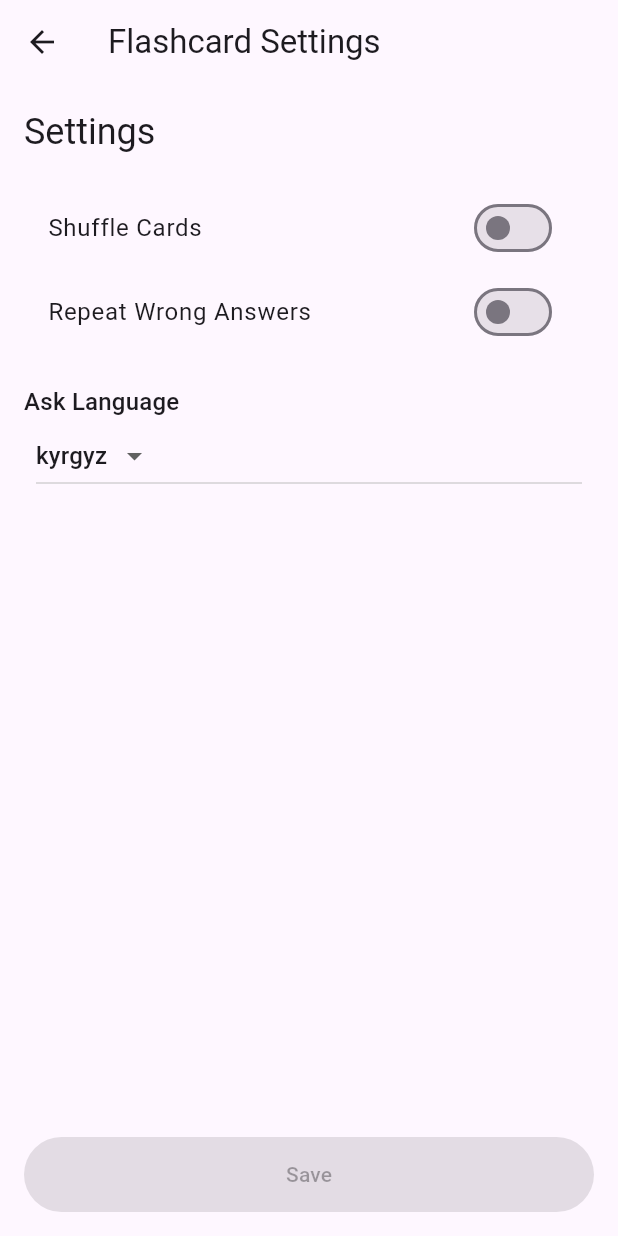
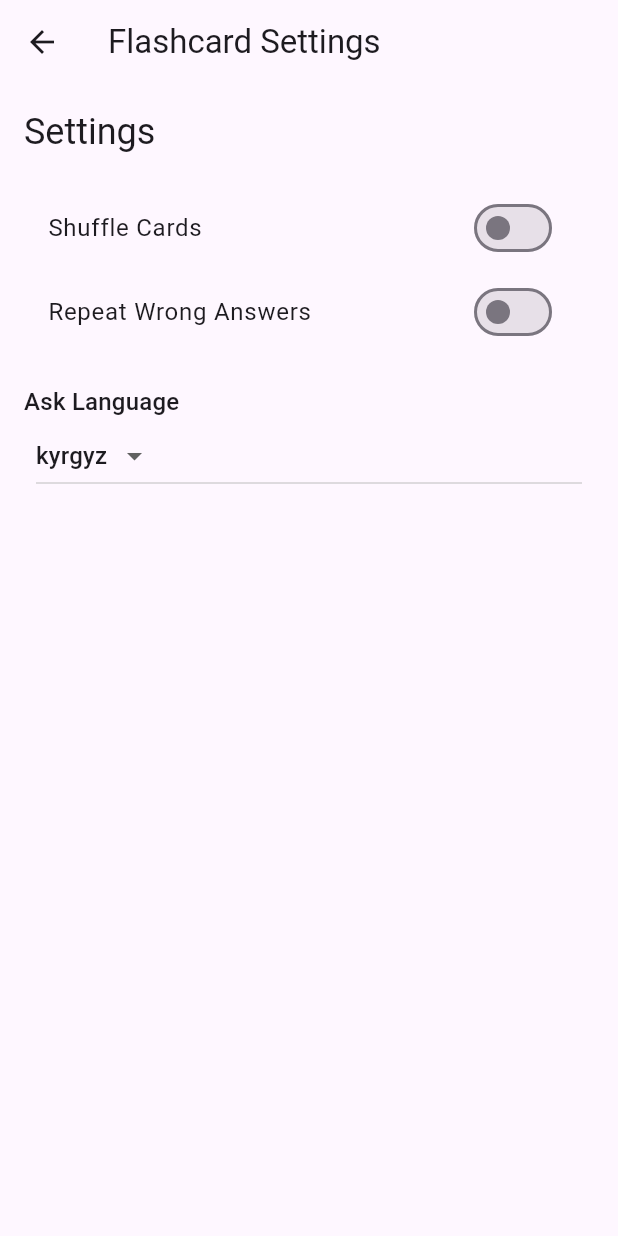
Before and after one commit to TimurKarev/lang_learn_mobile, a Flutter app: the screen it shows after launch, after a tap on the "settings" icon, on a phone screen of 412 x 824 dp. Run offline on Flutter 3.47's test engine with Material 3 defaults, Android fonts, the phone set to English and light mode, and no system bars; our stand-ins replace bloc, equatable, flutter_bloc, go_router; missing offline and left inert: dart_either.

Commit message:
refactor: restructure router configuration and settings management with ShellRoute

```diff
--- a/lib/core/router/routes.dart
+++ b/lib/core/router/routes.dart
@@ -1,21 +1,25 @@
 import 'package:flutter/material.dart';
+import 'package:flutter_bloc/flutter_bloc.dart';
 import 'package:go_router/go_router.dart';
+import 'package:lang_learn_mobile/core/bloc/model_handler/model_handler_bloc.dart';
 import 'package:lang_learn_mobile/features/memory_cards/domain/entities/flashcard_feedback.dart';
 import 'package:lang_learn_mobile/features/memory_cards/domain/entities/flashcards_settings.dart';
 import 'package:lang_learn_mobile/features/memory_cards/presentation/cards_dashboard/cards_dashboard_page.dart';
 import 'package:lang_learn_mobile/features/memory_cards/presentation/history/history_page.dart';
 import 'package:lang_learn_mobile/features/memory_cards/presentation/information/information_page.dart';
 import 'package:lang_learn_mobile/features/memory_cards/presentation/memory_challenge/memory_challenge_page.dart';
+import 'package:lang_learn_mobile/features/memory_cards/presentation/settings/bloc/settings_bloc.dart';
 import 'package:lang_learn_mobile/features/memory_cards/presentation/settings/settings_page.dart';
 
 /// Centralized route constants and navigation helpers
 class AppRoutes {
   // Route path constants
   static const String home = '/';
-  static const String challenge = '/challenge';
+  static const String dashboard = 'dashboard';
+  static const String challenge = 'challenge';
   static const String information = '/information';
   static const String flashcardHistory = 'flashcard-history';
-  static const String settings = '/settings';
+  static const String settings = 'settings';
 
   // Parameter keys
   static const String challengeIdParam = 'id';
@@ -23,6 +27,7 @@ class AppRoutes {
   // Full path templates
   static const String challengePath = '$challenge/:$challengeIdParam';
   static const String informationPath = '$information/:$challengeIdParam';
+  static const String dashboardPath = dashboard;
 
   /// Generate challenge path with ID
   static String challengeWithId(String challengeId) {
@@ -36,14 +41,14 @@ class AppRoutes {
 
   /// Navigation helper methods
   static void goToHome(BuildContext context) {
-    context.go(home);
+    context.go(dashboardPath);
   }
 
   static void goToChallenge(
     BuildContext context, {
     required String challengeId,
   }) {
-    context.go(challengeWithId(challengeId));
+    context.go('/$dashboard/$challenge/$challengeId');
   }
 
   static void goToInformation(
@@ -62,21 +67,31 @@ class AppRoutes {
     }
   }
 
-  static Future<FlashcardsSettings?> goToSettings(
-    BuildContext context, {
-    required FlashcardsSettings settings,
-  }) {
-    return context.push<FlashcardsSettings>(
-      AppRoutes.settings,
-      extra: {'settings': settings},
-    );
+  static Future<FlashcardsSettings?> goToSettings(BuildContext context) async {
+    if (GoRouterState.of(context).fullPath case final String fullPath) {
+      return context.push<FlashcardsSettings>('$fullPath/$settings');
+    }
+    return null;
   }
 
-  /// GoRouter configuration
   static final router = GoRouter(
+    initialLocation: '/$dashboard',
     routes: <RouteBase>[
+      ShellRoute(
+        builder: (BuildContext context, GoRouterState state, Widget child) {
+          return BlocProvider(
+            create: (context) => SettingsBloc()
+              ..add(
+                ModelHandlerSetModelEvent<FlashcardsSettings>(
+                  FlashcardsSettings.initial(),
+                ),
+              ),
+            child: child,
+          );
+        },
+        routes: [
           GoRoute(
-        path: home,
+            path: '/$dashboard',
             builder: (BuildContext context, GoRouterState state) {
               return const CardsDashboardPage();
             },
@@ -97,7 +112,19 @@ class AppRoutes {
                       return HistoryPage(history: history ?? []);
                     },
                   ),
+                  GoRoute(
+                    path: settings,
+                    builder: (BuildContext context, GoRouterState state) {
+                      return const SettingsPage();
+                    },
+                  ),
                 ],
+              ),
+              GoRoute(
+                path: settings,
+                builder: (BuildContext context, GoRouterState state) {
+                  return const SettingsPage();
+                },
               ),
             ],
           ),
@@ -108,15 +135,11 @@ class AppRoutes {
               return InformationPage(challengeId: challengeId!);
             },
           ),
-      GoRoute(
-        path: settings,
-        builder: (BuildContext context, GoRouterState state) {
-          final extra = state.extra as Map<String, dynamic>?;
-          final settings = extra?['settings'] as FlashcardsSettings?;
-
-          return SettingsPage(settings: settings);
-        },
+          GoRoute(path: '/', redirect: (context, state) => '/$dashboard'),
+        ],
       ),
     ],
   );
+
+  /// GoRouter configuration
 }
--- a/lib/features/memory_cards/presentation/cards_dashboard/cards_dashboard_page.dart
+++ b/lib/features/memory_cards/presentation/cards_dashboard/cards_dashboard_page.dart
@@ -1,13 +1,10 @@
 import 'package:flutter/material.dart';
 import 'package:flutter_bloc/flutter_bloc.dart';
 import 'package:lang_learn_mobile/core/bloc/fetch/fetch_bloc.dart';
-import 'package:lang_learn_mobile/core/bloc/model_handler/model_handler_bloc.dart';
 import 'package:lang_learn_mobile/core/di/di_locator.dart';
 import 'package:lang_learn_mobile/features/memory_cards/data/use_case/fetch_memory_cards_list.dart';
-import 'package:lang_learn_mobile/features/memory_cards/domain/entities/flashcards_settings.dart';
 import 'package:lang_learn_mobile/features/memory_cards/domain/entities/memory_cards_preview.dart';
 import 'package:lang_learn_mobile/features/memory_cards/domain/repositories/memory_cards_repository.dart';
-import 'package:lang_learn_mobile/features/memory_cards/presentation/settings/bloc/settings_bloc.dart';
 import 'bloc/card_list/card_list_bloc.dart';
 import 'cards_dashboard_screen.dart';
 
@@ -25,14 +22,6 @@ class CardsDashboardPage extends StatelessWidget {
             ),
           )..add(FetchDataEvent<List<MemoryCardsPreview>>()),
         ),
-        BlocProvider(
-          create: (context) => SettingsBloc()
-            ..add(
-              ModelHandlerSetModelEvent<FlashcardsSettings>(
-                FlashcardsSettings.initial(),
-              ),
-            ),
-        ),
       ],
       child: const CardsDashboardScreen(),
     );
--- a/lib/features/memory_cards/presentation/cards_dashboard/cards_dashboard_screen.dart
+++ b/lib/features/memory_cards/presentation/cards_dashboard/cards_dashboard_screen.dart
@@ -23,22 +23,8 @@ class CardsDashboardScreen extends StatelessWidget {
             builder: (context, state) {
               return IconButton(
                 icon: const Icon(Icons.settings),
-                onPressed: () async {
-                  if (state
-                      case final ModelHandlerLoaded<FlashcardsSettings>
-                          currentState) {
-                    final updatedSettings = await AppRoutes.goToSettings(
-                      context,
-                      settings: currentState.model,
-                    );
-                    if (updatedSettings != null && context.mounted) {
-                      context.read<SettingsBloc>().add(
-                        ModelHandlerSetModelEvent<FlashcardsSettings>(
-                          updatedSettings,
-                        ),
-                      );
-                    }
-                  }
+                onPressed: () {
+                  AppRoutes.goToSettings(context);
                 },
               );
             },
--- a/lib/features/memory_cards/presentation/memory_challenge/memory_challenge_page.dart
+++ b/lib/features/memory_cards/presentation/memory_challenge/memory_challenge_page.dart
@@ -9,7 +9,6 @@ import 'package:lang_learn_mobile/features/memory_cards/domain/repositories/memo
 import 'package:lang_learn_mobile/features/memory_cards/presentation/memory_challenge/bloc/fetch_memory_challenge/memory_challenge_bloc.dart';
 import 'package:lang_learn_mobile/features/memory_cards/presentation/memory_challenge/bloc/perform_memory_challange/perform_memory_challange_bloc.dart';
 import 'package:lang_learn_mobile/features/memory_cards/presentation/memory_challenge/memory_challenge_screen.dart';
-import 'package:lang_learn_mobile/features/memory_cards/presentation/settings/bloc/settings_bloc.dart';
 import 'package:lang_learn_mobile/ui_kit/ui_kit.dart';
 
 class MemoryChallengePage extends StatelessWidget {
@@ -36,7 +35,6 @@ class MemoryChallengePage extends StatelessWidget {
             create: (context) =>
                 PerformMemoryChallangeBloc(challange: FeedbackPerformer()),
           ),
-          BlocProvider(create: (context) => SettingsBloc()),
         ],
         child:
             BlocListener<
--- a/lib/features/memory_cards/presentation/memory_challenge/memory_challenge_screen.dart
+++ b/lib/features/memory_cards/presentation/memory_challenge/memory_challenge_screen.dart
@@ -1,7 +1,6 @@
 import 'package:flutter/material.dart';
 import 'package:flutter_bloc/flutter_bloc.dart';
 import 'package:lang_learn_mobile/core/router/routes.dart';
-import 'package:lang_learn_mobile/features/memory_cards/domain/entities/flashcards_settings.dart';
 import 'package:lang_learn_mobile/features/memory_cards/presentation/memory_challenge/bloc/perform_memory_challange/perform_memory_challange_bloc.dart';
 import 'package:lang_learn_mobile/features/memory_cards/presentation/common/memory_challenge_view.dart';
 
@@ -20,10 +19,7 @@ class MemoryChallengeScreen extends StatelessWidget {
           IconButton(
             icon: const Icon(Icons.settings),
             onPressed: () {
-              AppRoutes.goToSettings(
-                context,
-                settings: FlashcardsSettings.initial(),
-              );
+              AppRoutes.goToSettings(context);
             },
           ),
         ],
--- a/lib/features/memory_cards/presentation/settings/settings_page.dart
+++ b/lib/features/memory_cards/presentation/settings/settings_page.dart
@@ -6,26 +6,16 @@ import 'package:lang_learn_mobile/features/memory_cards/presentation/settings/bl
 import 'package:lang_learn_mobile/features/memory_cards/presentation/settings/settings_view.dart';
 
 class SettingsPage extends StatelessWidget {
-  const SettingsPage({super.key, this.settings});
-
-  final FlashcardsSettings? settings;
+  const SettingsPage({super.key});
 
   @override
   Widget build(BuildContext context) {
-    final settings = this.settings ?? FlashcardsSettings.initial();
-
-    return BlocProvider(
-      create: (context) =>
-          SettingsBloc()
-            ..add(ModelHandlerSetModelEvent<FlashcardsSettings>(settings)),
-      child: Scaffold(
+    return Scaffold(
       appBar: AppBar(title: const Text('Flashcard Settings')),
       body: SafeArea(
-          child:
-              BlocBuilder<SettingsBloc, ModelHandlerState<FlashcardsSettings>>(
+        child: BlocBuilder<SettingsBloc, ModelHandlerState<FlashcardsSettings>>(
           builder: (context, state) {
-                  if (state
-                      case final ModelHandlerLoaded<FlashcardsSettings> state) {
+            if (state case final ModelHandlerLoaded<FlashcardsSettings> state) {
               return SettingsView(settings: state.model);
             } else if (state
                 case final ModelHandlerError<FlashcardsSettings> state) {
@@ -36,7 +26,6 @@ class SettingsPage extends StatelessWidget {
           },
         ),
       ),
-      ),
     );
   }
 }
--- a/lib/features/memory_cards/presentation/settings/settings_view.dart
+++ b/lib/features/memory_cards/presentation/settings/settings_view.dart
@@ -63,27 +63,6 @@ class SettingsView extends StatelessWidget {
               ),
             ),
           ),
-          const Spacer(),
-          BlocBuilder<SettingsBloc, ModelHandlerState<FlashcardsSettings>>(
-            builder: (context, state) {
-              final bloc = context.read<SettingsBloc>();
-              return ElevatedButton(
-                onPressed: bloc.hasChanges
-                    ? () {
-                        if (state
-                            case final ModelHandlerLoaded<FlashcardsSettings>
-                                loadedState) {
-                          context.pop(loadedState.model);
-                        }
-                      }
-                    : null,
-                style: ElevatedButton.styleFrom(
-                  minimumSize: const Size(double.infinity, 50),
-                ),
-                child: const Text('Save'),
-              );
-            },
-          ),
         ],
       ),
     );
```
Lines whose indentation alone changed are shown as unchanged.
